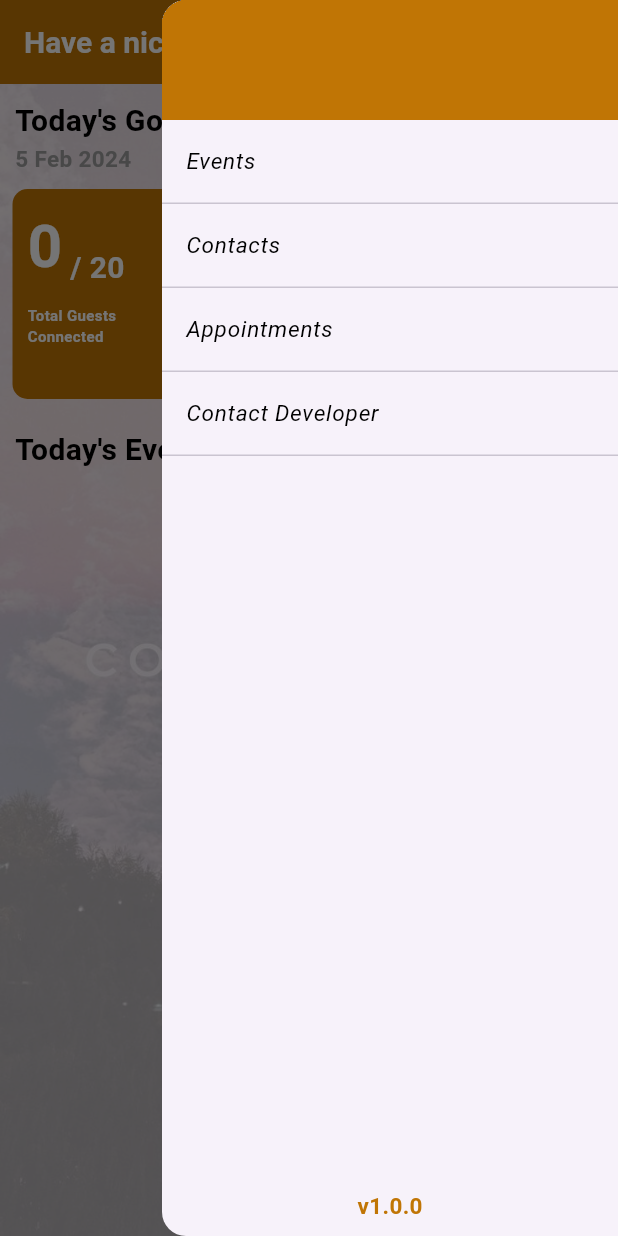
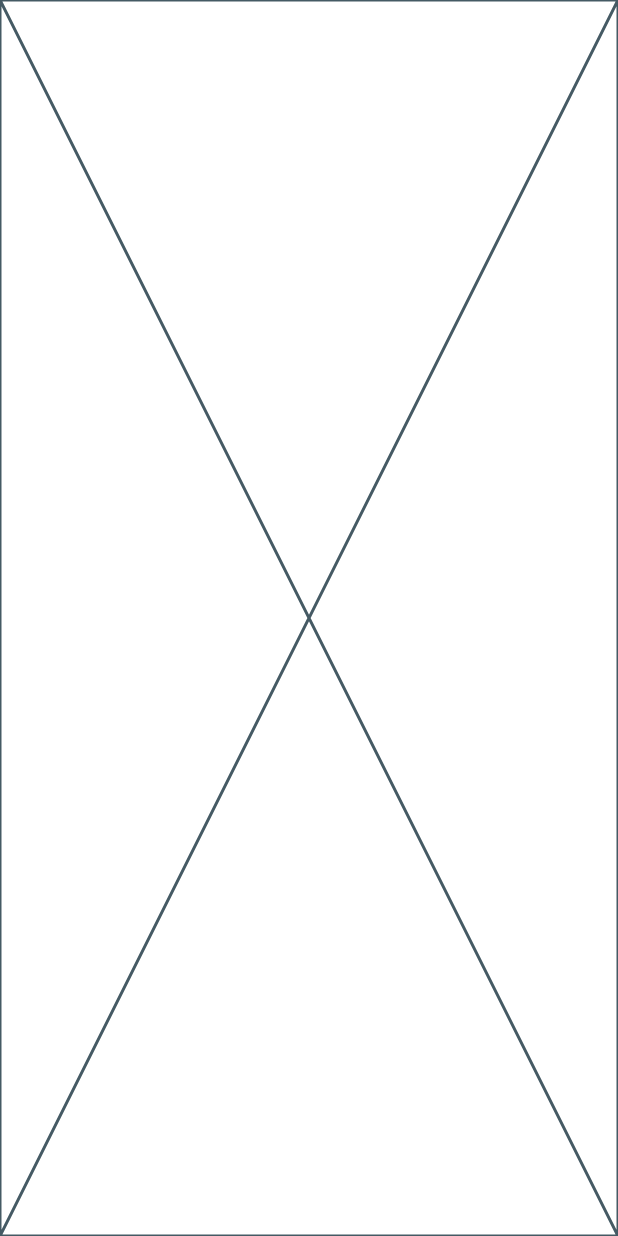
Before and after one commit to Anantharao1998/recipe_app, a Flutter app: the screen it shows after launch, after a tap on the "menu" icon, after a tap on "Events", on a phone screen of 412 x 824 dp. Run offline on Flutter 3.47's test engine with Material 3 defaults, Android fonts, the phone set to English and light mode, and no system bars; our stand-ins replace cached_network_image, dio, equatable, flutter_screenutil, get_it, pretty_dio_logger.

Commit message:
added base view

```diff
--- /dev/null
+++ b/lib/core/base/base_view.dart
@@ -0,0 +1,49 @@
+import 'package:pokemondb/core/core.dart';
+
+/// BaseView for general use
+abstract class BaseView extends StatelessWidget {
+  /// BaseView for general use
+  BaseView({this.appBarTitle, this.hasAppBar = true, super.key});
+
+  /// AppBar title
+  final String? appBarTitle;
+
+  /// Pass false if appBar is not needed. True by default
+  final bool hasAppBar;
+
+  /// Global scaffold key
+  final GlobalKey<ScaffoldState> scaffoldKey = GlobalKey<ScaffoldState>();
+
+  /// Opens EndDrawer.
+  void openDrawer() {
+    scaffoldKey.currentState!.openEndDrawer();
+  }
+
+  /// AppBar action buttons
+  List<Widget>? actionButtons() => null;
+
+  /// Drawer
+  Widget? drawer() => null;
+
+  /// Body widget to  be passed to the Scaffold
+  Widget body(final BuildContext context);
+
+  @override
+  Widget build(final BuildContext context) => Scaffold(
+        key: scaffoldKey,
+        endDrawer: drawer(),
+        appBar: hasAppBar
+            ? AppBar(
+                backgroundColor: AppColors.primaryColor,
+                actions: actionButtons(),
+                title: appBarTitle != null
+                    ? Text(
+                        appBarTitle!,
+                        style: AppStyles.h4.white(),
+                      )
+                    : null,
+              )
+            : null,
+        body: body(context),
+      );
+}
--- a/lib/core/constants/app_routes.dart
+++ b/lib/core/constants/app_routes.dart
@@ -1,6 +1,7 @@
 // ignore_for_file: public_member_api_docs
 
 import 'package:flutter/material.dart';
+import 'package:pokemondb/features/events/events.dart';
 import 'package:pokemondb/features/homepage/homepage.dart';
 
 class AppRoutes {
@@ -10,7 +11,9 @@ class AppRoutes {
     switch (settings.name) {
       case Routes.initialRoute:
       case Routes.home:
-        return _pageRoute(const MyHomePage(), settings);
+        return _pageRoute(HomeView(), settings);
+      case Routes.eventsList:
+        return _pageRoute(const EventsListPage(), settings);
       default:
         return MaterialPageRoute<Widget>(
           builder: (final _) => Scaffold(
--- a/lib/core/core.dart
+++ b/lib/core/core.dart
@@ -1,5 +1,6 @@
 export 'package:flutter/material.dart';
 export 'base/base_usecase.dart';
+export 'base/base_view.dart';
 export 'common_widgets/asset_image_view.dart';
 export 'common_widgets/item_tile.dart';
 export 'common_widgets/section_title.dart';
--- a/lib/core/services/navigation_service.dart
+++ b/lib/core/services/navigation_service.dart
@@ -14,3 +14,6 @@ class NavigationService {
   }) =>
       _navigationKey.currentState!.pushNamed(routeName, arguments: args);
 }
+
+/// Global instane of navigation service
+final NavigationService navigationService = NavigationService();
--- /dev/null
+++ b/lib/features/events/events.dart
@@ -0,0 +1,3 @@
+export 'presentation/bindings/events_binding.dart';
+export 'presentation/controllers/events_controller.dart';
+export 'presentation/views/events_view.dart';
--- a/lib/features/events/presentation/views/events_view.dart
+++ b/lib/features/events/presentation/views/events_view.dart
@@ -0,0 +1,10 @@
+import 'package:flutter/material.dart';
+
+/// Events Listing page
+class EventsListPage extends StatelessWidget {
+  /// Events Listing page
+  const EventsListPage({super.key});
+
+  @override
+  Widget build(final BuildContext context) => const Placeholder();
+}
--- a/lib/features/homepage/presentation/views/homepage_view.dart
+++ b/lib/features/homepage/presentation/views/homepage_view.dart
@@ -4,37 +4,24 @@ import 'package:pokemondb/core/core.dart';
 import 'package:pokemondb/features/homepage/homepage.dart';
 
 /// MyHomePage
-class MyHomePage extends StatefulWidget {
+class HomeView extends BaseView {
   /// MyHomePage
-
-  const MyHomePage({super.key});
+  HomeView({
+    super.key,
+    super.appBarTitle = AppStrings.welcomeMessage,
+  });
 
   @override
-  State<MyHomePage> createState() => _MyHomePageState();
-}
-
-class _MyHomePageState extends State<MyHomePage> {
-  final GlobalKey<ScaffoldState> _scaffoldKey = GlobalKey<ScaffoldState>();
-
-  @override
-  Widget build(final BuildContext context) => Scaffold(
-        key: _scaffoldKey,
-        appBar: AppBar(
-          backgroundColor: AppColors.primaryColor,
-          actions: <Widget>[
+  List<Widget>? actionButtons() => <Widget>[
         IconButton(
           color: AppColors.whitePrimary,
           icon: const Icon(Icons.menu),
-              onPressed: () => _scaffoldKey.currentState?.openEndDrawer(),
+          onPressed: () => openDrawer(),
         ),
-          ],
-          title: Text(
-            AppStrings.welcomeMessage,
-            style: AppStyles.h4.white(),
-          ),
-        ),
-        endDrawer: const HomeDrawer(),
-        body: Container(
+      ];
+
+  @override
+  Widget body(final BuildContext context) => Container(
         height: double.infinity,
         width: double.infinity,
         decoration: const BoxDecoration(
@@ -63,6 +50,8 @@ class _MyHomePageState extends State<MyHomePage> {
             ],
           ),
         ),
-        ),
       );
+
+  @override
+  HomeDrawer drawer() => const HomeDrawer();
 }
--- a/lib/features/homepage/widgets/home_drawer.dart
+++ b/lib/features/homepage/widgets/home_drawer.dart
@@ -16,10 +16,13 @@ class HomeDrawer extends StatelessWidget {
                 height: AppValues.double_80,
               ),
             ),
-            const _DrawerTile(AppStrings.events),
-            const _DrawerTile(AppStrings.contacts),
-            const _DrawerTile(AppStrings.appointments),
-            const _DrawerTile(AppStrings.contactDev),
+            _DrawerTile(
+              title: AppStrings.events,
+              onTap: () async => navigationService.navigateTo(Routes.eventsList),
+            ),
+            const _DrawerTile(title: AppStrings.contacts),
+            const _DrawerTile(title: AppStrings.appointments),
+            const _DrawerTile(title: AppStrings.contactDev),
             const Spacer(),
             Padding(
               padding: const EdgeInsets.all(AppValues.double_10),
@@ -37,13 +40,14 @@ class HomeDrawer extends StatelessWidget {
 }
 
 class _DrawerTile extends StatelessWidget {
-  const _DrawerTile(this.title);
+  const _DrawerTile({required this.title, this.onTap});
 
+  final VoidCallback? onTap;
   final String title;
 
   @override
   Widget build(final BuildContext context) => ListTile(
-        onTap: () => debugPrint(title),
+        onTap: onTap,
         title: Text(
           title,
           style: AppStyles.italic_5,
--- a/lib/main.dart
+++ b/lib/main.dart
@@ -18,7 +18,7 @@ class MyApp extends StatelessWidget {
   @override
   Widget build(final BuildContext context) => ScreenUtilInit(
         builder: (final BuildContext context, final Widget? child) => MaterialApp(
-          navigatorKey: NavigationService().navigationKey,
+          navigatorKey: navigationService.navigationKey,
           onGenerateRoute: AppRoutes.routes,
           theme: ThemeData(
             useMaterial3: true,
--- a/pubspec.yaml
+++ b/pubspec.yaml
@@ -20,6 +20,7 @@ dependencies:
   json_annotation: ^4.8.1
   json_serializable: ^6.7.1
   pretty_dio_logger: ^1.3.1
+  provider: ^6.1.1
 
 
 dev_dependencies:
```
Also changed, not shown: pubspec.lock. Lines whose indentation alone changed are shown as unchanged.
